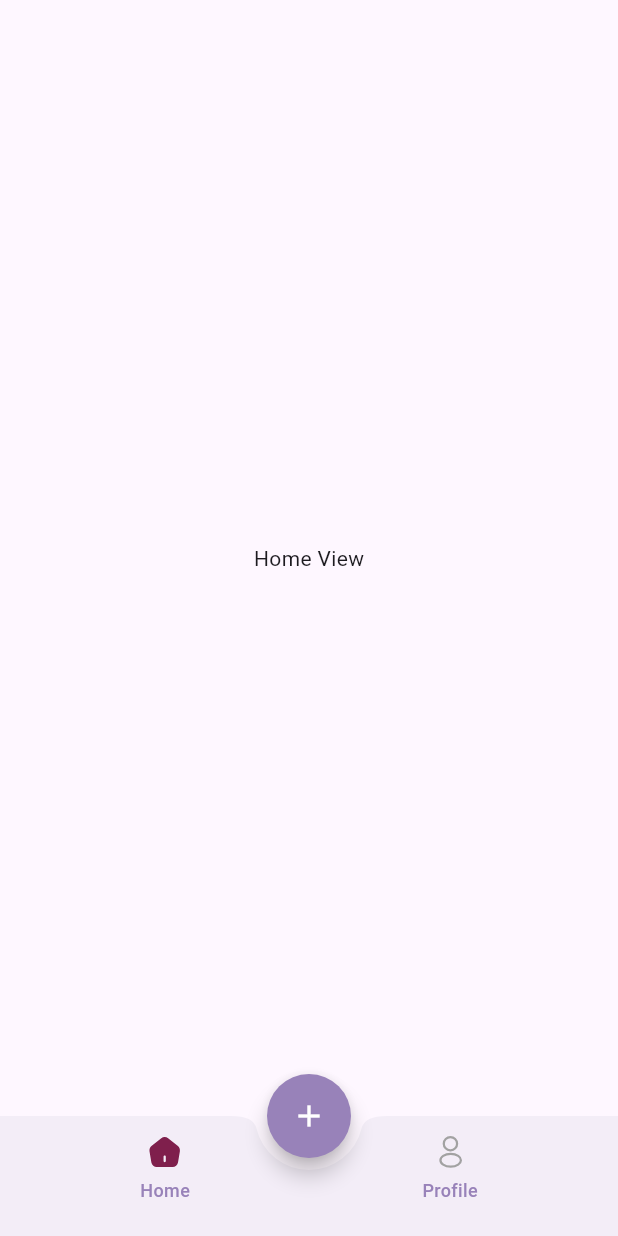
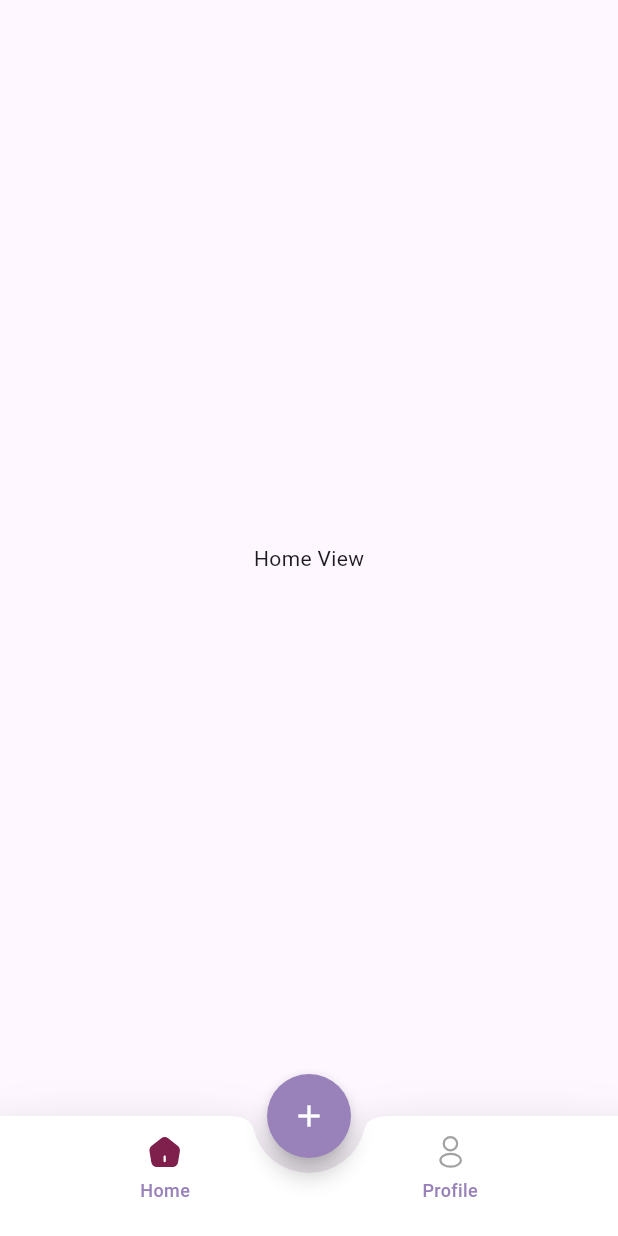
Before and after one commit to mostafanagy0/Cajoo--Ai, a Flutter app: the MainView screen opened by its route, on a phone screen of 412 x 824 dp. Run offline on Flutter 3.47's test engine with Material 3 defaults, Android fonts, the phone set to English and light mode, and no system bars; our stand-ins replace flutter_svg, smooth_page_indicator.

Commit message:
edite elevation in bottom navigation bar

```diff
--- a/lib/feature/home/presentation/widgets/custom_bottom_navigation_bar.dart
+++ b/lib/feature/home/presentation/widgets/custom_bottom_navigation_bar.dart
@@ -21,7 +21,10 @@ class _CustomBottomNavigationBarState extends State<CustomBottomNavigationBar> {
   Widget build(BuildContext context) {
     return BottomAppBar(
       shape: const CircularNotchedRectangle(), // عشان نعمل notch للزرار الدائري
-      notchMargin: 8.0,
+      notchMargin: 10,
+      elevation: 20,
+      shadowColor: Colors.black,
+      color: Colors.white,
       child: Row(
         mainAxisAlignment: MainAxisAlignment.spaceAround,
         children: [
```
